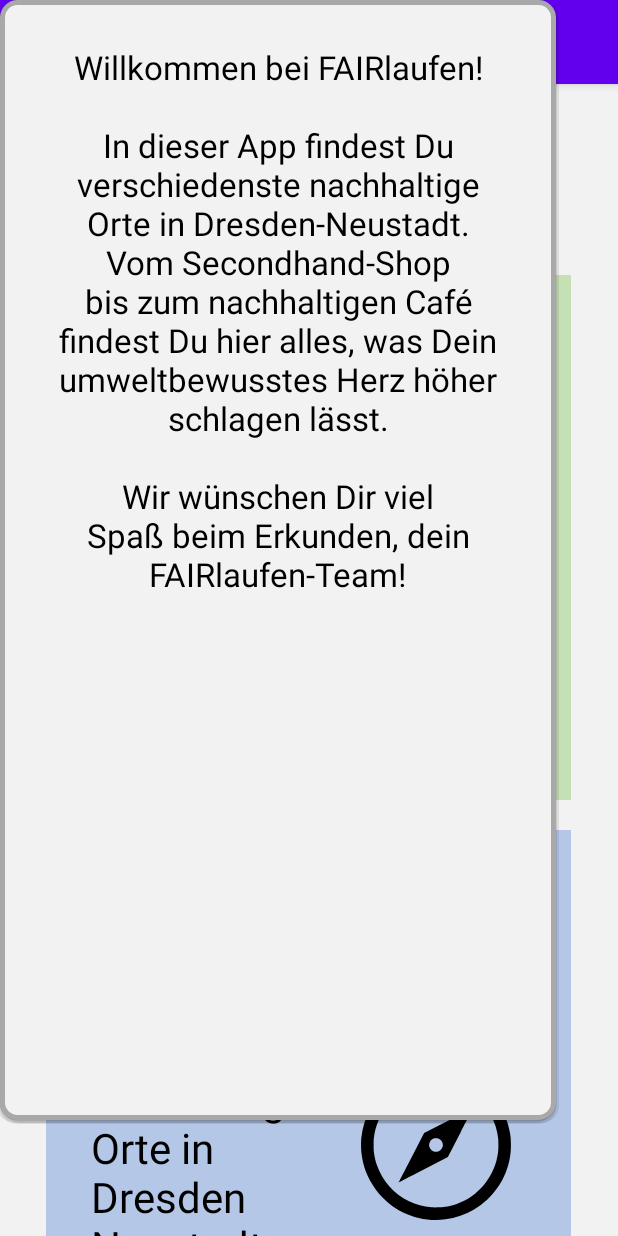
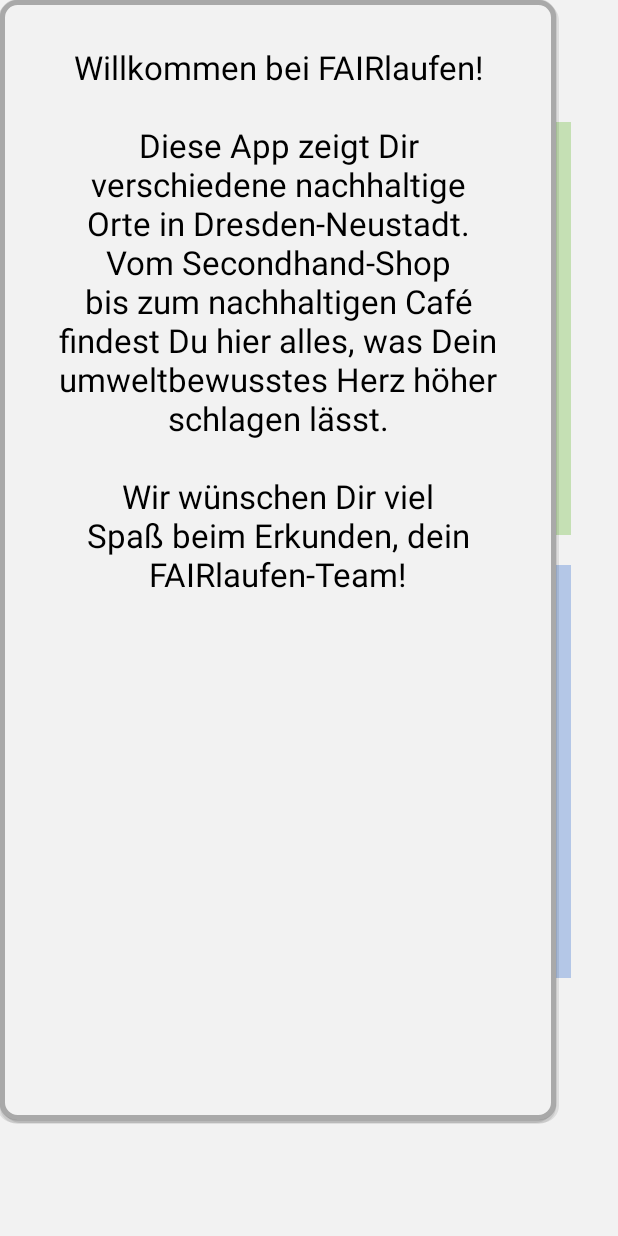
Before and after one commit to aquatorze/FAIRlaufen, an Android app: the screen it shows after launch (HomeActivity), on a phone screen of 412 x 824 dp. Run offline under Robolectric (Android 15) with nearby library versions, the phone set to English and light mode, and no system bars.

Commit message:
NoActionBar and NoScrollView + smaller Buttons

```diff
--- a/app/src/main/AndroidManifest.xml
+++ b/app/src/main/AndroidManifest.xml
@@ -14,7 +14,7 @@
         android:label="@string/app_name"
         android:roundIcon="@mipmap/ic_launcher_round"
         android:supportsRtl="true"
-        android:theme="@style/Theme.Fairlaufen"
+        android:theme="@style/NoActionBar"
         tools:targetApi="31">
         <activity
             android:name=".DescriptionActivity"
--- a/app/src/main/res/layout/activity_home.xml
+++ b/app/src/main/res/layout/activity_home.xml
@@ -1,112 +1,106 @@
 <?xml version="1.0" encoding="utf-8"?>
-<ScrollView xmlns:android="http://schemas.android.com/apk/res/android"
-    android:layout_width="match_parent"
-    android:layout_height="wrap_content">
-
     <LinearLayout xmlns:android="http://schemas.android.com/apk/res/android"
         xmlns:tools="http://schemas.android.com/tools"
+        android:id="@+id/home_screen"
         android:layout_width="match_parent"
         android:layout_height="match_parent"
+        android:background="@color/background_grey"
         android:orientation="vertical"
-        tools:context=".HomeActivity"
-        android:background="@color/background_grey"
-        android:id="@+id/home_screen">
+        tools:context=".HomeActivity">
 
         <TextView
             android:layout_width="match_parent"
             android:layout_height="wrap_content"
+            android:layout_margin="10sp"
             android:gravity="center"
             android:text="@string/app_name"
             android:textColor="@color/text_black"
-            android:textSize="50sp"
-            android:textStyle="bold"
-            android:layout_margin="30sp"/>
+            android:textSize="46sp"
+            android:textStyle="bold" />
 
         <RelativeLayout
+            android:id="@+id/citytour"
             android:layout_width="350sp"
-            android:layout_height="350sp"
+            android:layout_height="275sp"
             android:layout_gravity="center"
+            android:layout_marginBottom="20sp"
             android:background="@color/background_green"
-            android:id="@+id/citytour"
-            android:layout_marginBottom="20sp"
-            android:focusable="true"
             android:clickable="true"
-            >
+            android:focusable="true">
+
             <TextView
                 android:id="@+id/title_citytour"
                 android:layout_width="wrap_content"
                 android:layout_height="wrap_content"
+                android:layout_marginLeft="20sp"
+                android:layout_marginTop="20sp"
+                android:clickable="false"
                 android:text="@string/button_title_citytour"
                 android:textColor="@color/text_black"
                 android:textSize="35sp"
-                android:textStyle="bold"
-                android:layout_marginTop="40sp"
-                android:layout_marginLeft="30sp"
-                android:clickable="false"
-                />
+                android:textStyle="bold" />
+
             <TextView
                 android:id="@+id/text_citytour"
                 android:layout_width="180sp"
                 android:layout_height="wrap_content"
+                android:layout_below="@id/title_citytour"
+                android:layout_marginLeft="30sp"
+                android:layout_marginTop="30sp"
+                android:clickable="false"
                 android:text="@string/button_text_citytour"
                 android:textColor="@color/text_black"
-                android:textSize="28sp"
-                android:layout_below="@id/title_citytour"
-                android:layout_marginLeft="30sp"
-                android:layout_marginTop="40sp"
-                android:clickable="false"
-                />
+                android:textSize="28sp" />
+
             <ImageView
                 android:id="@+id/icon_citytour"
                 android:layout_width="wrap_content"
                 android:layout_height="wrap_content"
-                android:src="@drawable/icon_city_tour"
+                android:layout_marginTop="110sp"
+                android:layout_marginRight="30sp"
                 android:layout_toRightOf="@id/text_citytour"
-                android:layout_marginRight="30sp"
-                android:layout_marginTop="160sp"
                 android:clickable="false"
-                />
+                android:src="@drawable/icon_city_tour" />
         </RelativeLayout>
 
         <RelativeLayout
+            android:id="@+id/discover"
             android:layout_width="350sp"
-            android:layout_height="350sp"
+            android:layout_height="275sp"
             android:layout_gravity="center"
-            android:background="@color/background_bluegrey"
-            android:id="@+id/discover"
-            android:layout_marginBottom="20sp">
+            android:layout_marginBottom="20sp"
+            android:background="@color/background_bluegrey">
+
             <TextView
                 android:id="@+id/title_discover"
                 android:layout_width="wrap_content"
                 android:layout_height="wrap_content"
+                android:layout_marginLeft="20sp"
+                android:layout_marginTop="20sp"
                 android:text="@string/button_title_discover"
                 android:textColor="@color/text_black"
                 android:textSize="35sp"
-                android:textStyle="bold"
-                android:layout_marginTop="40sp"
-                android:layout_marginLeft="30sp"
-                />
+                android:textStyle="bold" />
+
             <TextView
                 android:id="@+id/text_discover"
                 android:layout_width="180sp"
                 android:layout_height="wrap_content"
+                android:layout_below="@id/title_discover"
+                android:layout_marginLeft="30sp"
+                android:layout_marginTop="10sp"
                 android:text="@string/button_text_discover"
                 android:textColor="@color/text_black"
-                android:textSize="28sp"
-                android:layout_below="@id/title_discover"
-                android:layout_marginLeft="30sp"
-                android:layout_marginTop="40sp"
-                />
+                android:textSize="28sp" />
+
             <ImageView
                 android:id="@+id/icon_discover"
                 android:layout_width="wrap_content"
                 android:layout_height="wrap_content"
-                android:src="@drawable/icon_discover"
+                android:layout_marginTop="110sp"
+                android:layout_marginRight="30sp"
                 android:layout_toRightOf="@id/text_discover"
-                android:layout_marginRight="30sp"
-                android:layout_marginTop="160sp"
-                />
+                android:src="@drawable/icon_discover" />
         </RelativeLayout>
 
     </LinearLayout>
-</ScrollView>
--- a/app/src/main/res/values/strings.xml
+++ b/app/src/main/res/values/strings.xml
@@ -7,5 +7,5 @@
     <string name="button_text_discover">Entdecke nachhaltige Orte in Dresden Neustadt</string>
     <string name="button_tour1">Alternativ für Anfänger:innen</string>
     <string name="button_tour2">FAIRkleidet</string>
-    <string name="popup_text">Willkommen bei FAIRlaufen!\n\nIn dieser App findest Du verschiedenste nachhaltige Orte in Dresden-Neustadt. Vom Secondhand-Shop bis zum nachhaltigen Café findest Du hier alles, was Dein umweltbewusstes Herz höher schlagen lässt.\n\nWir wünschen Dir viel Spaß beim Erkunden, dein FAIRlaufen-Team!</string>
+    <string name="popup_text">Willkommen bei FAIRlaufen!\n\nDiese App zeigt Dir verschiedene nachhaltige Orte in Dresden-Neustadt. Vom Secondhand-Shop bis zum nachhaltigen Café findest Du hier alles, was Dein umweltbewusstes Herz höher schlagen lässt.\n\nWir wünschen Dir viel Spaß beim Erkunden, dein FAIRlaufen-Team!</string>
 </resources>
```
Also changed, not shown: app/src/main/res/layout/activity_citytour.xml (+10 -15 lines), app/src/main/res/values/themes.xml (+6 -1 lines).
